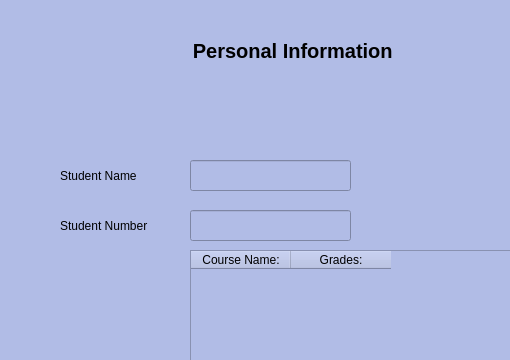
The window that ui/studentInfo.ui (fbucak/school-management-system) describes before a commit, drawn with Qt 5; both pictures show x 0 to 510 and y 0 to 360 of the 800 by 622 pixel window.
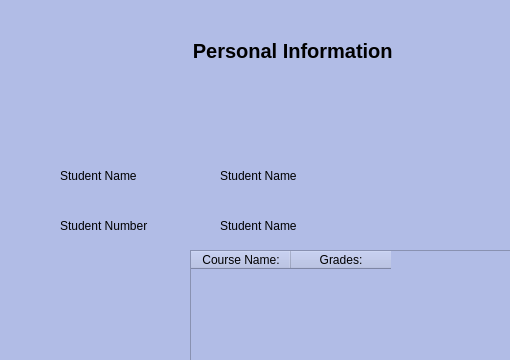
The same window after the commit.

Commit message: Lesson add ve delete guncellendi

```diff
--- a/ui/studentInfo.ui
+++ b/ui/studentInfo.ui
@@ -435,26 +435,6 @@
        <string>Student Number</string>
       </property>
      </widget>
-     <widget class="QLineEdit" name="sNameLine">
-      <property name="geometry">
-       <rect>
-        <x>190</x>
-        <y>160</y>
-        <width>161</width>
-        <height>31</height>
-       </rect>
-      </property>
-     </widget>
-     <widget class="QLineEdit" name="sAddorDeleteLine_3">
-      <property name="geometry">
-       <rect>
-        <x>190</x>
-        <y>210</y>
-        <width>161</width>
-        <height>31</height>
-       </rect>
-      </property>
-     </widget>
      <widget class="QLabel" name="sNameLabel_4">
       <property name="geometry">
        <rect>
@@ -481,6 +461,32 @@
        <string>Exit</string>
       </property>
      </widget>
+     <widget class="QLabel" name="sNameLabel_2">
+      <property name="geometry">
+       <rect>
+        <x>220</x>
+        <y>160</y>
+        <width>121</width>
+        <height>31</height>
+       </rect>
+      </property>
+      <property name="text">
+       <string>Student Name</string>
+      </property>
+     </widget>
+     <widget class="QLabel" name="sNameLabel_6">
+      <property name="geometry">
+       <rect>
+        <x>220</x>
+        <y>210</y>
+        <width>121</width>
+        <height>31</height>
+       </rect>
+      </property>
+      <property name="text">
+       <string>Student Name</string>
+      </property>
+     </widget>
     </widget>
    </widget>
   </widget>
```
The commit also changes 15 other files.
